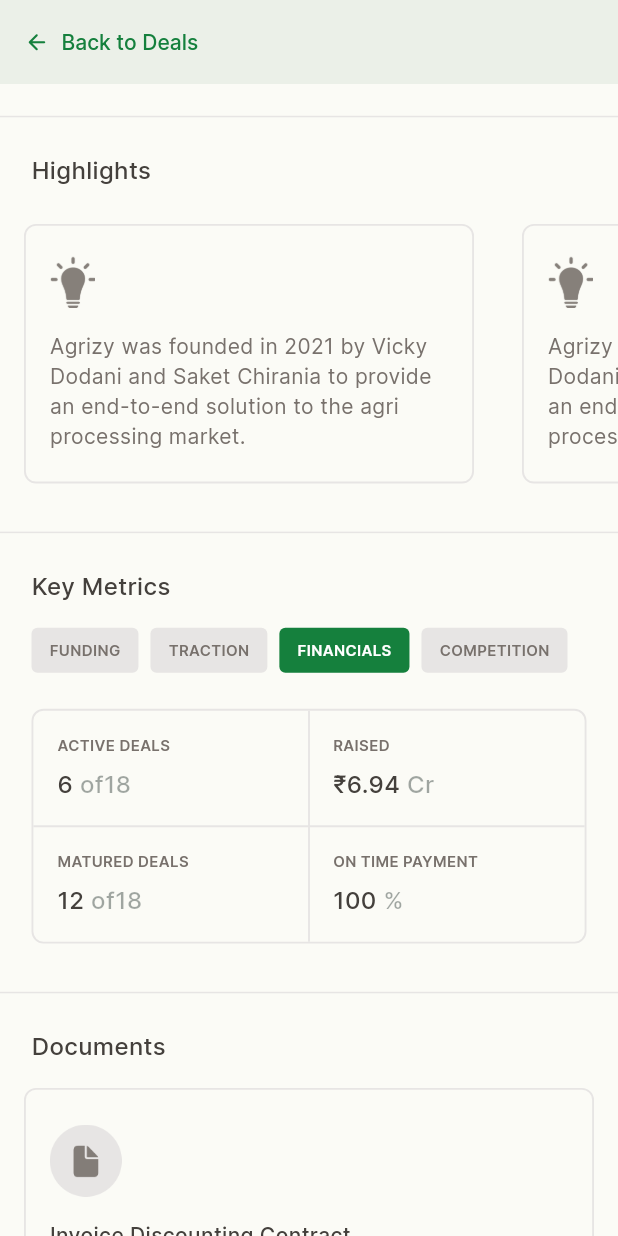
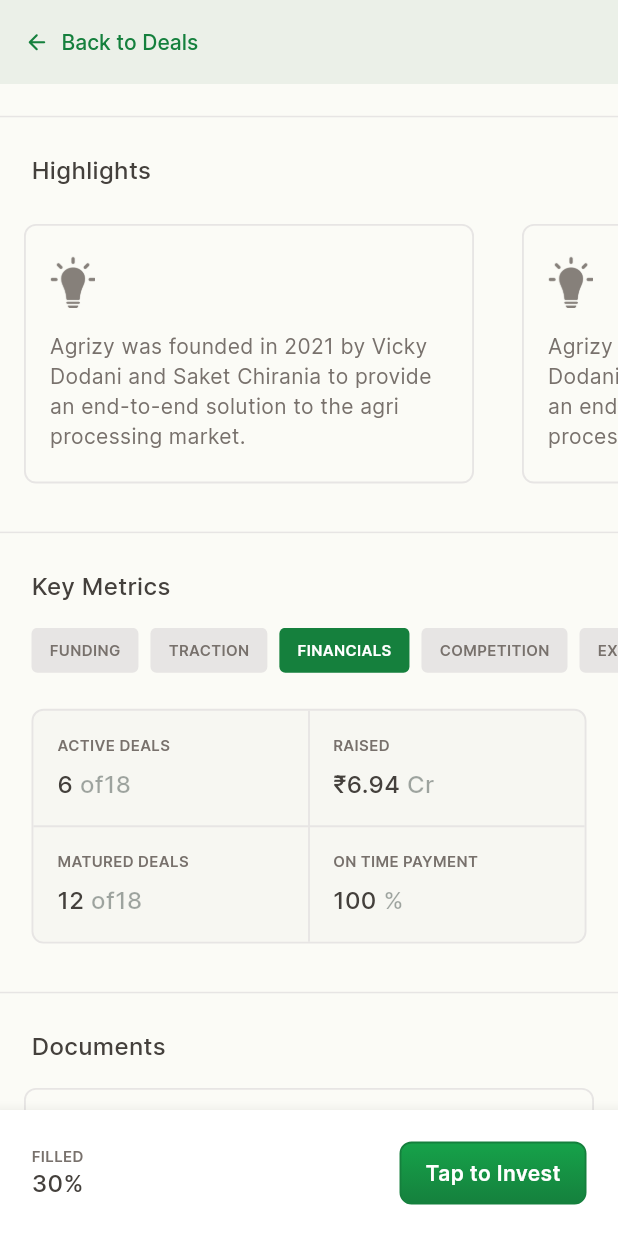
Before and after one commit to urmilshroff/tap_assignment, a Flutter app: the screen it shows after launch, scrolled down 576 dp, on a phone screen of 412 x 824 dp. Run offline on Flutter 3.47's test engine with Material 3 defaults, Android fonts, the phone set to English and light mode, and no system bars.

Commit message:
feat: investment details page complete

```diff
--- a/lib/helpers/text.dart
+++ b/lib/helpers/text.dart
@@ -1,3 +1,4 @@
+import 'package:flutter/material.dart';
 import 'package:flutter/widgets.dart';
 import 'package:tap_assignment/helpers/colors.dart';
 
@@ -54,6 +55,12 @@ class TapTextStyles {
     fontSize: 10,
   );
 
+  static const primaryButtonLabel = TextStyle(
+    color: Colors.white,
+    fontWeight: FontWeight.w600,
+    fontSize: 14,
+  );
+
   static const subTitle = TextStyle(
     color: TapColors.stoneExtraDark,
     fontWeight: FontWeight.w500,
--- a/lib/pages/investment_details_page.dart
+++ b/lib/pages/investment_details_page.dart
@@ -221,10 +221,13 @@ class InvestmentDetailsPage extends StatelessWidget {
               scrollDirection: Axis.horizontal,
               padding: const EdgeInsets.only(left: 21),
               children: const [
-                TapButton(label: 'funding'),
-                TapButton(label: 'traction'),
-                TapButton(label: 'financials', isSelected: true),
-                TapButton(label: 'competition'),
+                TapSelectionButton(label: 'funding'),
+                TapSelectionButton(label: 'traction'),
+                TapSelectionButton(label: 'financials', isSelected: true),
+                TapSelectionButton(label: 'competition'),
+                TapSelectionButton(label: 'example 1'),
+                TapSelectionButton(label: 'example 2'),
+                SizedBox(width: 13),
               ],
             ),
           ),
@@ -338,7 +341,42 @@ class InvestmentDetailsPage extends StatelessWidget {
               ],
             ),
           ),
+          const SizedBox(height: 32),
         ],
+      ),
+      bottomNavigationBar: Material(
+        elevation: 8,
+        child: Container(
+          height: 84 + MediaQuery.of(context).padding.bottom,
+          color: Colors.white,
+          child: Padding(
+            padding: EdgeInsets.only(
+              left: 21,
+              right: 21,
+              bottom: MediaQuery.of(context).padding.bottom,
+            ),
+            child: const Row(
+              mainAxisAlignment: MainAxisAlignment.spaceBetween,
+              children: [
+                Column(
+                  mainAxisAlignment: MainAxisAlignment.center,
+                  crossAxisAlignment: CrossAxisAlignment.start,
+                  children: [
+                    TapText(
+                      'FILLED',
+                      style: TapTextStyles.title,
+                    ),
+                    TapText('30%', style: TapTextStyles.subTitle),
+                  ],
+                ),
+                TapPrimaryButton(
+                  label: 'Tap to Invest',
+                  onTap: null,
+                ),
+              ],
+            ),
+          ),
+        ),
       ),
     );
   }
--- a/lib/widgets/buttons.dart
+++ b/lib/widgets/buttons.dart
@@ -1,11 +1,12 @@
 import 'package:flutter/material.dart';
+import 'package:flutter/services.dart';
 import 'package:tap_assignment/helpers/colors.dart';
 import 'package:tap_assignment/helpers/text.dart';
 
-class TapButton extends StatelessWidget {
+class TapSelectionButton extends StatelessWidget {
   final String label;
   final bool isSelected;
-  const TapButton({
+  const TapSelectionButton({
     super.key,
     required this.label,
     this.isSelected = false,
@@ -37,3 +38,48 @@ class TapButton extends StatelessWidget {
     );
   }
 }
+
+class TapPrimaryButton extends StatelessWidget {
+  final String label;
+  final VoidCallback? onTap;
+  const TapPrimaryButton({
+    super.key,
+    required this.label,
+    this.onTap,
+  });
+
+  @override
+  Widget build(BuildContext context) {
+    return GestureDetector(
+      onTap: onTap != null
+          ? () async {
+              // haptic feedback as long as button is tappable
+              await HapticFeedback.mediumImpact();
+              onTap!();
+            }
+          : null,
+      child: Container(
+        height: 42,
+        padding: const EdgeInsets.symmetric(horizontal: 16),
+        decoration: BoxDecoration(
+          border: Border.all(
+            width: 1.25,
+            color: TapColors.greenDark,
+          ),
+          borderRadius: BorderRadius.circular(8),
+          gradient: const LinearGradient(
+            begin: Alignment.topCenter,
+            end: Alignment.bottomCenter,
+            colors: [TapColors.greenLight, TapColors.greenDark],
+          ),
+        ),
+        child: Center(
+          child: TapText(
+            label,
+            style: TapTextStyles.primaryButtonLabel,
+          ),
+        ),
+      ),
+    );
+  }
+}
--- a/lib/widgets/table.dart
+++ b/lib/widgets/table.dart
@@ -1,5 +1,6 @@
 import 'package:flutter/material.dart';
 import 'package:tap_assignment/helpers/borders.dart';
+import 'package:tap_assignment/helpers/colors.dart';
 import 'package:tap_assignment/helpers/text.dart';
 
 // custom table widgets
@@ -17,7 +18,9 @@ class TapTable extends StatelessWidget {
   @override
   Widget build(BuildContext context) {
     return Container(
-      decoration: TapBorders.containerBorder,
+      decoration: TapBorders.containerBorder.copyWith(
+        color: TapColors.stoneExtraLight.withOpacity(0.2),
+      ),
       child: Table(
         border: TapBorders.tableBorder,
         children: [
```
